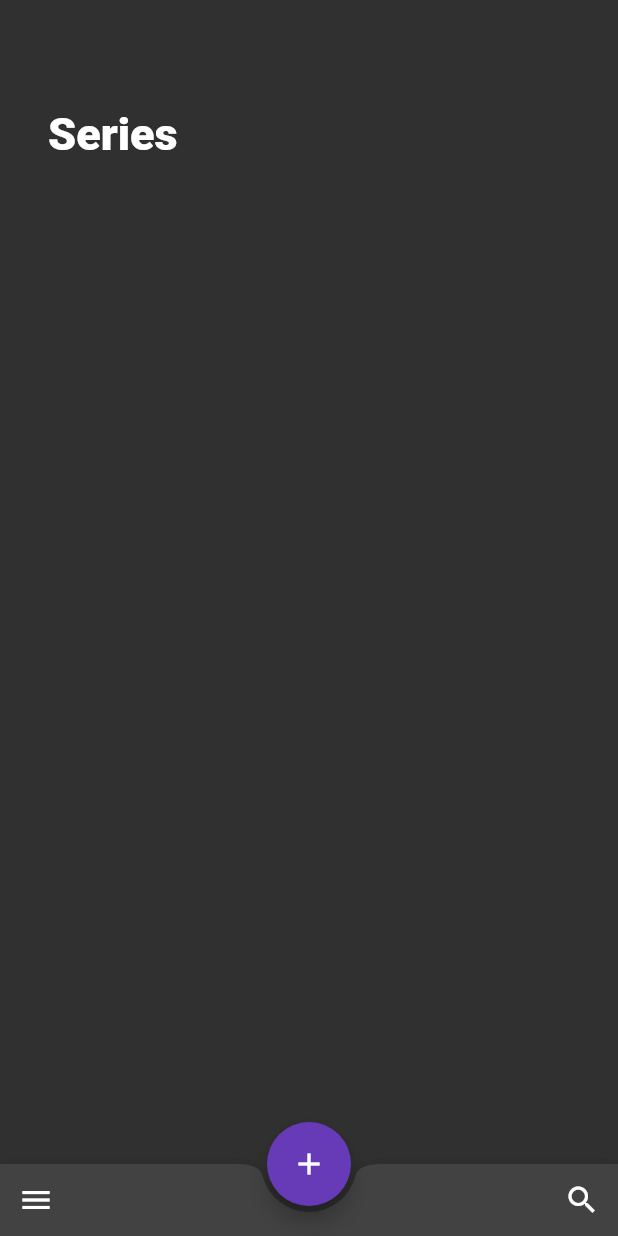
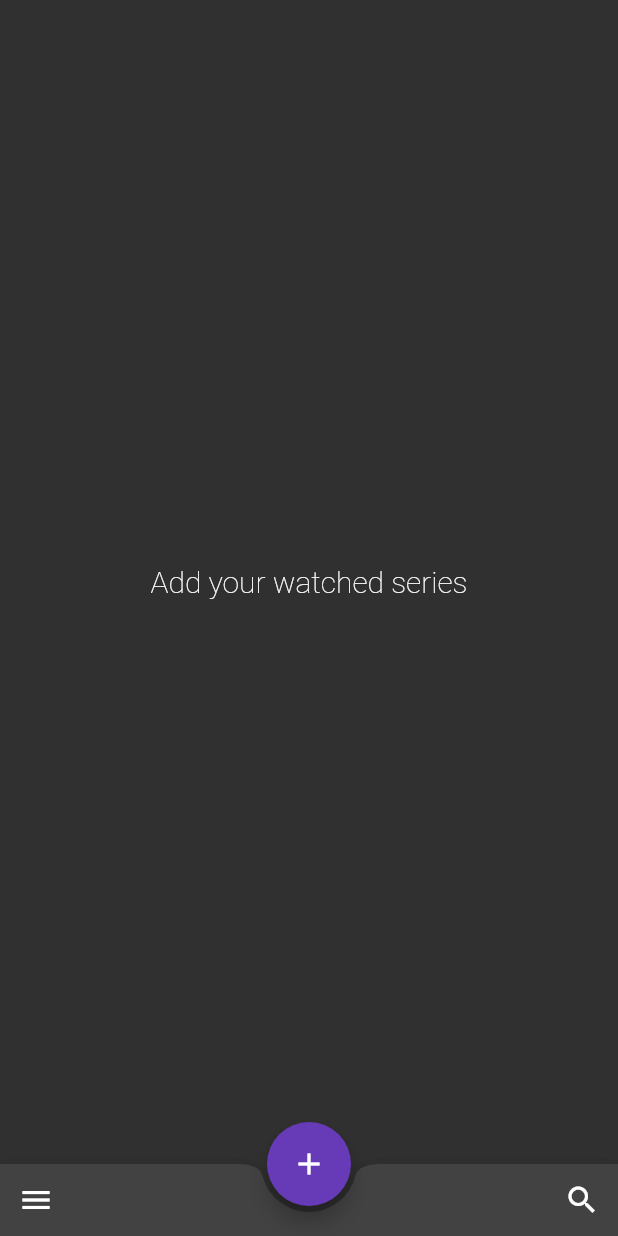
Before and after one commit to luizcasula/busy_time_app, a Flutter app: the screen it shows after launch, on a phone screen of 412 x 824 dp. Run offline on Flutter 3.47's test engine with Material 2 defaults, Android fonts, the phone set to English and light mode, and no system bars; our stand-ins replace dio, flutter_mobx, mobx; generated files the repository leaves out were written again.

Commit message:
layout with slivers

```diff
--- a/lib/views/home_view.dart
+++ b/lib/views/home_view.dart
@@ -18,7 +18,6 @@ class _HomeViewState extends State<HomeView> {
   @override
   Widget build(BuildContext context) {
     //Orientation orientation = MediaQuery.of(context).orientation;
-
     return Scaffold(
         //appBar: AppBar(title: Text("Busy Time")),
         bottomNavigationBar: BottomAppBar(
@@ -50,62 +49,74 @@ class _HomeViewState extends State<HomeView> {
           onPressed: () async {
             _controller.query = await showSearch(
               context: context,
-            delegate: CustomSearchDelagate(hintText: 'Series or Movies'),
+              delegate: CustomSearchDelagate(hintText: 'Search a Serie'),
             );
-
             await _controller.getContent();
           },
         ),
-      body: Container(
-        //color: Colors.grey,
-        //height: 520,
-        padding: EdgeInsets.all(16),
+        body: Observer(builder: (_) {
+          return _controller.status
+              ? _controller.listContent.isEmpty
+                  ? Center(
+                      child: Text(
+                        "Add your watched series",
+                        style: TextStyle(
+                            fontSize: 20, fontWeight: FontWeight.w200),
+                      ),
+                    )
+                  : CustomScrollView(
+                      slivers: <Widget>[
+                        SliverAppBar(
+                          expandedHeight: 200.0,
+                          floating: false,
+                          pinned: true,
+                          title: Container(
+                            width: double.infinity,
+                            padding: const EdgeInsets.only(top: 32),
                             child: Column(
-          crossAxisAlignment: CrossAxisAlignment.stretch,
                               children: <Widget>[
-            Padding(
-              padding: const EdgeInsets.fromLTRB(16, 56, 0, 16),
-              child: Text(
+                                //Text("BUSY TIME"),
+                                Text(
                                   "Series",
-                style: TextStyle(fontSize: 30, fontWeight: FontWeight.w900),
+                                  style: TextStyle(
+                                      fontSize: 30,
+                                      fontWeight: FontWeight.w900),
+                                ),
+                              ],
                             ),
                           ),
-            Expanded(
-              child: Observer(
-                builder: (context) {
-                  return _controller.status
-                      ? _controller.listContent == []
-                          ? Center(
-                              child: Text("Nenhum"),
-                            )
-                          : GridView.builder(
+                          flexibleSpace: FlexibleSpaceBar(),
+                        ),
+                        SliverToBoxAdapter(
+                          child: Container(
+                            padding: EdgeInsets.all(16),
+                          ),
+                        ),
+                        SliverGrid(
                           gridDelegate:
                               SliverGridDelegateWithFixedCrossAxisCount(
                             crossAxisCount: 3,
                             childAspectRatio: 0.7,
                           ),
-                              //shrinkWrap: true,
-                              itemCount: _controller.listContent.length,
-                              itemBuilder: (context, index) {
-                                print(
-                                    "item builder index: " + index.toString());
+                          delegate: SliverChildBuilderDelegate(
+                            (context, index) {
+                              print("item builder index: " + index.toString());
                               ContentModel model =
                                   _controller.listContent[index];
                               return Card(
                                 child: SizedBox(
-                                      child: Image.network(model.posterPath)),
+                                  child: Image.network(model.posterPath),
+                                ),
                               );
                             },
+                            childCount: _controller.listContent.length,
+                          ),
+                        ),
+                      ],
                     )
               : Center(
                   child: CircularProgressIndicator(),
                 );
-                },
-              ),
-            ),
-          ],
-        ),
-      ),
-    );
+        }));
   }
 }
```
Lines whose indentation alone changed are shown as unchanged.
